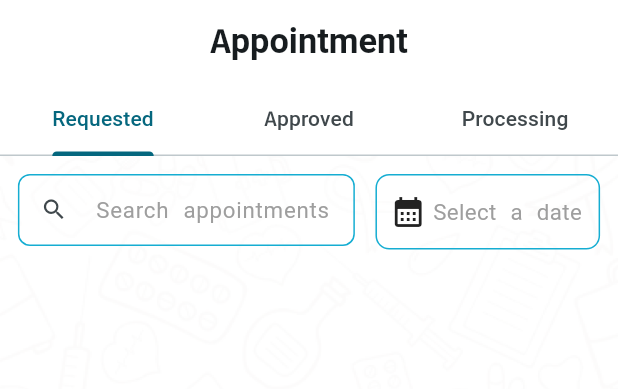
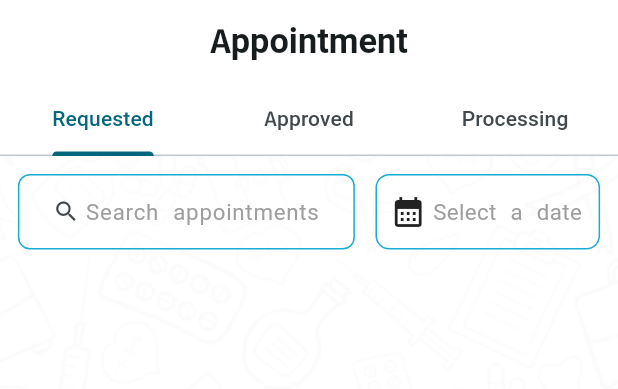
Before and after one commit to lagoontech/c2cPatient, a Flutter app: the AppointmentView widget shown alone on an empty page, opened directly, on a phone screen of 412 x 824 dp. Shown: the top 389 px of the screen. Run offline on Flutter 3.47's test engine with Material 3 defaults, Android fonts, the light colour scheme and no system bars; our stand-ins replace animated_custom_dropdown, auto_size_text, awesome_bottom_bar, cached_network_image, country_code_picker, custom_rating_bar and 30 more; missing offline and left inert: enefty_icons, flutter_date_range_picker, flutter_hot_toast, flutter_paypal, flutter_stripe, onscreen_num_keyboard; accounts and stored records are empty; network calls fail; Roboto replaces fonts that are missing (verdana_regular); project files that could hold a hidden picture were left out.

Commit message:
schedule update fix, textfield style changes

```diff
--- a/lib/ReusableUtils_/custom_textfield.dart
+++ b/lib/ReusableUtils_/custom_textfield.dart
@@ -30,8 +30,10 @@
       String? errorText,
       TextStyle? labelStyle,
       TextStyle? hintStyle,
+      double borderWidth = 1,
       TextStyle? textStyle,
-      bool enabled = true
+      bool enabled = true,
+      bool isDense = true
     }) {
   return Container(
     height: height,
@@ -53,17 +55,18 @@
       validator: validator,
       autovalidateMode: AutovalidateMode.always,
       keyboardType: textInputType ?? TextInputType.text,
-      style: textStyle ??  TextStyle(fontSize: 15.sp, color: Colors.black),
+      style: textStyle ??  TextStyle(fontSize: 14.sp, color: Colors.black),
       textCapitalization: textCapitalization ?? TextCapitalization.words,
       onSaved: onSaved,
       decoration: InputDecoration(
+        prefixIconConstraints: BoxConstraints(maxWidth: 36.w,minHeight: double.infinity,minWidth: 36.w),
         disabledBorder: const OutlineInputBorder(
             borderSide: BorderSide(color: Colors.grey, width: 0.3)),
         focusedErrorBorder: const OutlineInputBorder(
             borderSide: BorderSide(color: Colors.grey, width: 0.3)),
-        isDense: true,
+        isDense: isDense,
         filled: true,
-        contentPadding: contentPadding ?? EdgeInsets.symmetric(vertical: 6.h, horizontal: 10.w),
+        contentPadding: contentPadding ?? EdgeInsets.symmetric(vertical: 4.h, horizontal: 4.w),
         fillColor: fillColor ?? Colors.white.withOpacity(0.2),
         counterText: "",
         prefixIcon: prefix ,
@@ -74,35 +77,35 @@
             color: Colors.grey,
             fontSize: 13.sp,
             fontWeight: FontWeight.w400,
-            fontFamily: "verdana_regular"
+            //fontFamily: "verdana_regular"
         ),
         labelText: labelText ?? 'Email/Mobile',
         labelStyle: labelStyle ?? TextStyle(
             color: Colors.black,
             fontSize: 16,
             fontWeight: FontWeight.w400,
-            fontFamily: "verdana_regular"
+            //fontFamily: "verdana_regular"
         ),
         floatingLabelBehavior: FloatingLabelBehavior.always, // Always show the label
         border: OutlineInputBorder(
           borderRadius: BorderRadius.circular(borderRadius ?? 10.0),
           borderSide: BorderSide(
             color: borderColor ?? Colors.grey, // Default to showing the border
-            width: 1.0,
+            width: borderWidth,
           ),
         ),
         enabledBorder: OutlineInputBorder(
           borderRadius: BorderRadius.circular(borderRadius ?? 10.0),
           borderSide: BorderSide(
             color: borderColor ?? Colors.grey, // Default to showing the border
-            width: 1.0,
+            width: borderWidth,
           ),
         ),
         focusedBorder: OutlineInputBorder(
           borderRadius: BorderRadius.circular(borderRadius ?? 10.0),
           borderSide: BorderSide(
             color: borderColor ?? Colors.blue, // Show blue border when focused
-            width: 1.0,
+            width: borderWidth,
           ),
         ),
       ),
--- a/lib/Screens_/Appoinment/appoinment_view.dart
+++ b/lib/Screens_/Appoinment/appoinment_view.dart
@@ -70,7 +70,9 @@
                         controller: controller.searchTEC,
                         borderColor: AppColors.primaryColor,
                         labelText: "",
-                        prefix: Icon(Icons.search),
+                        prefix: Align(
+                            alignment: Alignment.centerRight,
+                            child: Icon(Icons.search)),
                       ),
                     ),
                   ),
@@ -107,7 +109,7 @@
                                     color: Colors.grey,
                                     fontSize: 13.sp,
                                     fontWeight: FontWeight.w400,
-                                    fontFamily: "verdana_regular"
+                                    //fontFamily: "verdana_regular"
                                 ),));
 
                               }
--- a/lib/Screens_/Auth_screen/Sigin_screen/signIn_view.dart
+++ b/lib/Screens_/Auth_screen/Sigin_screen/signIn_view.dart
@@ -76,7 +76,7 @@
                   );
                 }),
                 SizedBox(height: 40.h),
-                Padding(
+/*                Padding(
                   padding: EdgeInsets.symmetric(horizontal: 8.w),
                   child: SizedBox(
                     height: 20.h,
@@ -103,7 +103,7 @@
                       ],
                     ),
                   ),
-                ),
+                )*/
                 kHeight20,
                 /*GetBuilder<LoginController>(builder: (v) {
                   return InkWell(
--- a/lib/Screens_/Schedule/controller/schedule_controller.dart
+++ b/lib/Screens_/Schedule/controller/schedule_controller.dart
@@ -4,6 +4,7 @@
 import 'package:care2care/Screens_/ProfileDetails/Controller/edit_profile_controller.dart';
 import 'package:care2care/Screens_/Schedule/modal/medication_model.dart';
 import 'package:care2care/Screens_/SplashScreen/splash_screen.dart';
+import 'package:care2care/Utils/response_utils.dart';
 import 'package:care2care/constants/api_urls.dart';
 import 'package:care2care/modals/Profile_modal.dart';
 import 'package:flutter/cupertino.dart';
@@ -290,14 +291,14 @@
           "Authorization": "Bearer $token",
         },
       );
-
+      var response = jsonDecode(res.body);
       if (res.statusCode == 200) {
         onUserDetailsCompleted();
         Get.back();
         showCustomToast(message: "Updated successfully");
         debugPrint("succssfully");
       } else {
-        debugPrint("not Succeesfully");
+        ResponseUtils().showErrorToast(res.body,statusCode: res.statusCode);
       }
     } catch (e) {
       debugPrint(e.toString());
```
Also changed, not shown: lib/Screens_/ProfileDetails/schedule _update.dart (+38 -0 lines), lib/Utils/response_utils.dart (added, +25 -0 lines), pubspec.lock, 9 other files.
